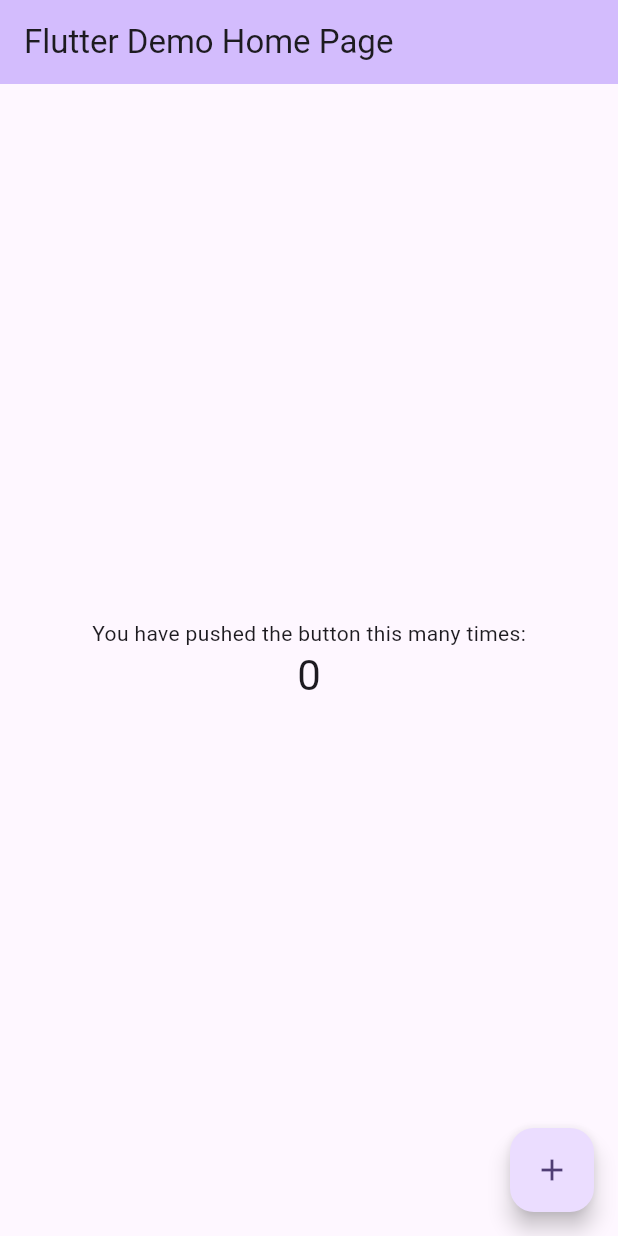
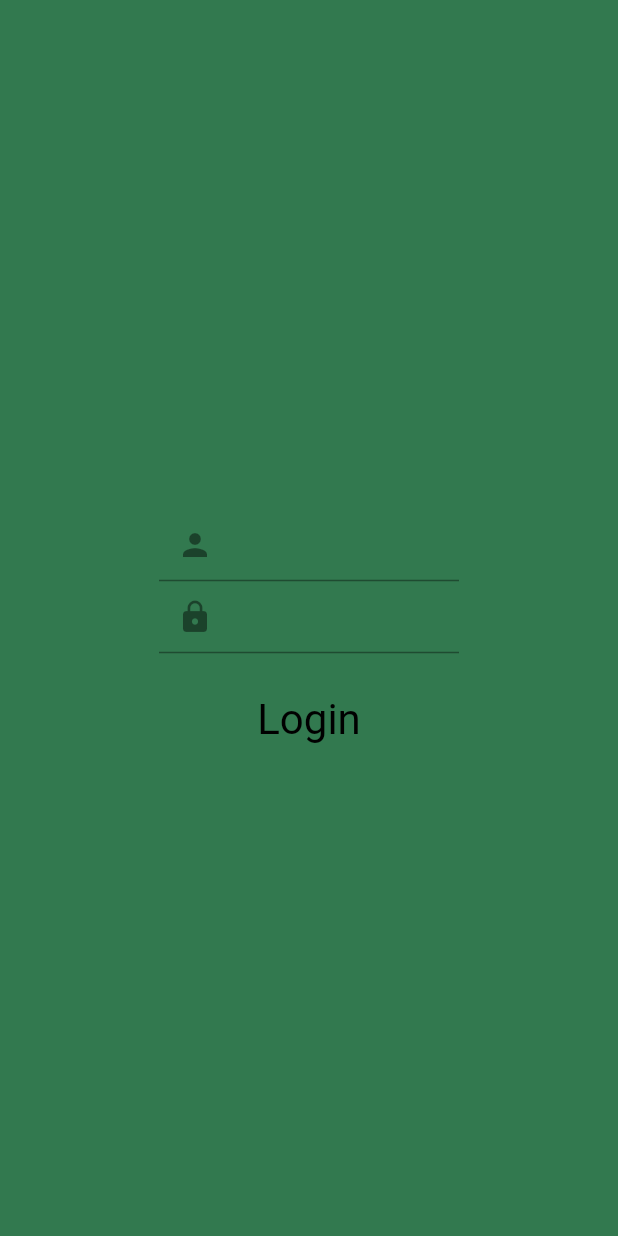
Before and after one commit to HenriqueMichelini/Facilita, a Flutter app: the screen it shows after launch, on a phone screen of 412 x 824 dp. Run offline on Flutter 3.47's test engine with Material 2 defaults, Android fonts, the phone set to English and light mode, and no system bars.

Commit message:
ADD inputs and button

```diff
--- a/facilita_project/lib/main.dart
+++ b/facilita_project/lib/main.dart
@@ -1,125 +1,60 @@
 import 'package:flutter/material.dart';
 
-void main() {
-  runApp(const MyApp());
+void login() {
+  // Add your login logic here
+  print('Username: ${usernameController.text}');
+  print('Password: ${passwordController.text}');
 }
 
-class MyApp extends StatelessWidget {
-  const MyApp({super.key});
+final TextEditingController usernameController = TextEditingController();
+final TextEditingController passwordController = TextEditingController();
 
-  // This widget is the root of your application.
-  @override
-  Widget build(BuildContext context) {
-    return MaterialApp(
-      title: 'Flutter Demo',
-      theme: ThemeData(
-        // This is the theme of your application.
-        //
-        // TRY THIS: Try running your application with "flutter run". You'll see
-        // the application has a blue toolbar. Then, without quitting the app,
-        // try changing the seedColor in the colorScheme below to Colors.green
-        // and then invoke "hot reload" (save your changes or press the "hot
-        // reload" button in a Flutter-supported IDE, or press "r" if you used
-        // the command line to start the app).
-        //
-        // Notice that the counter didn't reset back to zero; the application
-        // state is not lost during the reload. To reset the state, use hot
-        // restart instead.
-        //
-        // This works for code too, not just values: Most code changes can be
-        // tested with just a hot reload.
-        colorScheme: ColorScheme.fromSeed(seedColor: Colors.deepPurple),
-        useMaterial3: true,
-      ),
-      home: const MyHomePage(title: 'Flutter Demo Home Page'),
-    );
-  }
-}
-
-class MyHomePage extends StatefulWidget {
-  const MyHomePage({super.key, required this.title});
-
-  // This widget is the home page of your application. It is stateful, meaning
-  // that it has a State object (defined below) that contains fields that affect
-  // how it looks.
-
-  // This class is the configuration for the state. It holds the values (in this
-  // case the title) provided by the parent (in this case the App widget) and
-  // used by the build method of the State. Fields in a Widget subclass are
-  // always marked "final".
-
-  final String title;
-
-  @override
-  State<MyHomePage> createState() => _MyHomePageState();
-}
-
-class _MyHomePageState extends State<MyHomePage> {
-  int _counter = 0;
-
-  void _incrementCounter() {
-    setState(() {
-      // This call to setState tells the Flutter framework that something has
-      // changed in this State, which causes it to rerun the build method below
-      // so that the display can reflect the updated values. If we changed
-      // _counter without calling setState(), then the build method would not be
-      // called again, and so nothing would appear to happen.
-      _counter++;
-    });
-  }
-
-  @override
-  Widget build(BuildContext context) {
-    // This method is rerun every time setState is called, for instance as done
-    // by the _incrementCounter method above.
-    //
-    // The Flutter framework has been optimized to make rerunning build methods
-    // fast, so that you can just rebuild anything that needs updating rather
-    // than having to individually change instances of widgets.
-    return Scaffold(
-      appBar: AppBar(
-        // TRY THIS: Try changing the color here to a specific color (to
-        // Colors.amber, perhaps?) and trigger a hot reload to see the AppBar
-        // change color while the other colors stay the same.
-        backgroundColor: Theme.of(context).colorScheme.inversePrimary,
-        // Here we take the value from the MyHomePage object that was created by
-        // the App.build method, and use it to set our appbar title.
-        title: Text(widget.title),
-      ),
-      body: Center(
-        // Center is a layout widget. It takes a single child and positions it
-        // in the middle of the parent.
-        child: Column(
-          // Column is also a layout widget. It takes a list of children and
-          // arranges them vertically. By default, it sizes itself to fit its
-          // children horizontally, and tries to be as tall as its parent.
-          //
-          // Column has various properties to control how it sizes itself and
-          // how it positions its children. Here we use mainAxisAlignment to
-          // center the children vertically; the main axis here is the vertical
-          // axis because Columns are vertical (the cross axis would be
-          // horizontal).
-          //
-          // TRY THIS: Invoke "debug painting" (choose the "Toggle Debug Paint"
-          // action in the IDE, or press "p" in the console), to see the
-          // wireframe for each widget.
-          mainAxisAlignment: MainAxisAlignment.center,
-          children: <Widget>[
-            const Text(
-              'You have pushed the button this many times:',
+void main() {
+  runApp(
+    MaterialApp(
+      home: Scaffold(
+        body: Container(
+          decoration: const BoxDecoration(
+            color: Color.fromARGB(255, 50, 121, 79),
+          ),
+          child: Center(
+            child: Column(
+              mainAxisSize: MainAxisSize.min,
+              children: [
+                const SizedBox(height: 20),
+                SizedBox(
+                  width: 200, // Set the width of the input fields
+                  child: TextField(
+                    controller: usernameController,
+                    decoration: const InputDecoration(
+                      prefixIcon: Icon(Icons.person),
+                    ),
+                  ),
+                ),
+                SizedBox(
+                  width: 200, // Set the width of the input fields
+                  child: TextField(
+                    controller: passwordController,
+                    decoration: const InputDecoration(
+                      prefixIcon: Icon(Icons.lock),
+                    ),
+                    obscureText: true, // Hide the password text
+                  ),
+                ),
+                const SizedBox(height: 20),
+                TextButton(
+                  onPressed: login,
+                  style: TextButton.styleFrom(
+                    foregroundColor: Colors.black,
+                    textStyle: const TextStyle(fontSize: 28),
+                  ),
+                  child: const Text('Login'),
+                ),
+              ],
             ),
-            Text(
-              '$_counter',
-              style: Theme.of(context).textTheme.headlineMedium,
-            ),
-          ],
+          ),
         ),
       ),
-      floatingActionButton: FloatingActionButton(
-        onPressed: _incrementCounter,
-        tooltip: 'Increment',
-        child: const Icon(Icons.add),
-      ), // This trailing comma makes auto-formatting nicer for build methods.
-    );
-  }
+    ),
+  );
 }
```
Also changed, not shown: facilita_project/assets/logo.png (added).
